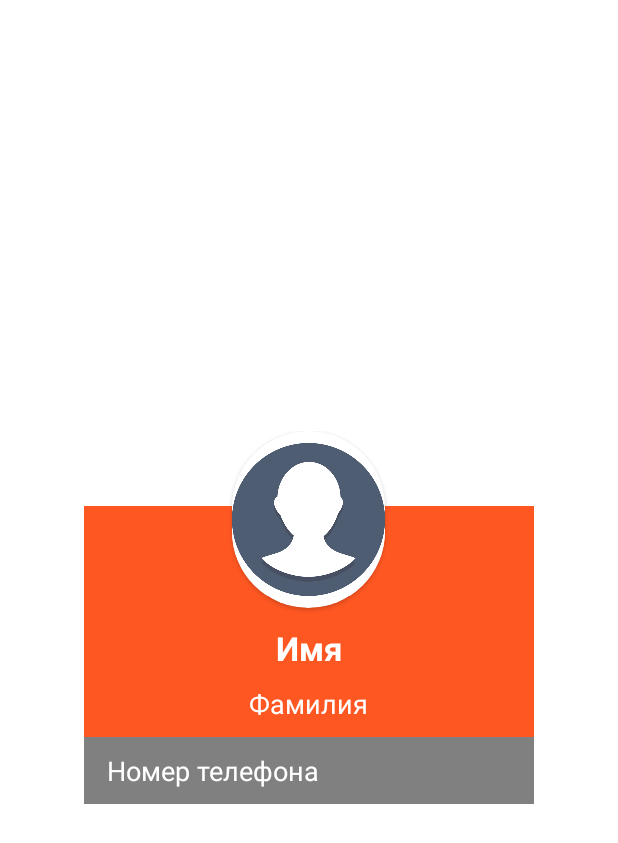
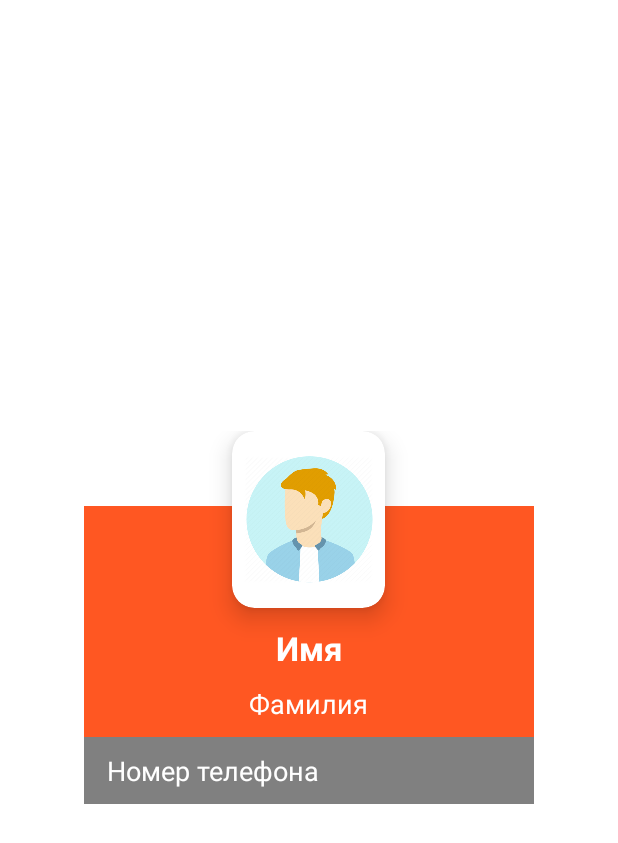
Before and after one commit to maxprof90/MyPhonebook, an Android app: the layout detail_contact_dialog.xml on its own in the app's theme, with its tools: preview values and no code run, on a phone screen of 412 x 824 dp. Shown: the top 843 px of the screen. Run offline under Robolectric (Android 15) with nearby library versions, the phone set to English and light mode, and no system bars.

Commit message:
set hard avatar *fix dialog *add card view into activity

```diff
--- a/app/src/main/java/com/maxprof90/myphonebook/activities/AddContactsActivity.java
+++ b/app/src/main/java/com/maxprof90/myphonebook/activities/AddContactsActivity.java
@@ -1,10 +1,8 @@
 package com.maxprof90.myphonebook.activities;
 
 import android.os.Bundle;
-import android.view.View;
 import android.widget.Button;
 import android.widget.EditText;
-import android.widget.ImageView;
 import android.widget.Toast;
 
 import androidx.appcompat.app.AppCompatActivity;
@@ -28,7 +26,6 @@ public class AddContactsActivity extends AppCompatActivity {
             String name = ((EditText) findViewById(R.id.firstName)).getText().toString();
             String lastName = ((EditText) findViewById(R.id.lastName)).getText().toString();
             String phone = ((EditText) findViewById(R.id.editTextPhone)).getText().toString();
-            String avatar = ((ImageView) findViewById(R.id.imageView)).getDrawable().toString();
 
             if (name.isEmpty() || phone.isEmpty() || lastName.isEmpty()) {
                 Toast.makeText(AddContactsActivity.this, "Нужно заполнить поля", Toast.LENGTH_SHORT).show();
--- a/app/src/main/res/layout/detail_contact.xml
+++ b/app/src/main/res/layout/detail_contact_dialog.xml
@@ -59,18 +59,18 @@
         android:layout_height="wrap_content"
         android:layout_centerHorizontal="true"
         android:layout_alignParentTop="true"
-        app:cardCornerRadius="150dp"
-        android:elevation="10dp">
+        app:cardCornerRadius="15dp"
+        app:cardElevation="10dp">
 
 
         <ImageView
-
             android:layout_width="102dp"
             android:layout_height="118dp"
+            android:paddingStart="8dp"
+            android:paddingEnd="8dp"
             android:src="@drawable/avatar"
-            android:id="@+id/contactAvatar_detail"/>
+            android:id="@+id/contactAvatar_detail"
+            android:contentDescription="@null" />
 </androidx.cardview.widget.CardView>
 
-
-
 </RelativeLayout>
```
Also changed, not shown: app/src/main/java/com/maxprof90/myphonebook/adapters/ContactAdapter.java (+9 -13 lines), app/src/main/java/com/maxprof90/myphonebook/models/ContactData.java (+8 -10 lines), app/src/main/res/layout/contact_item.xml (+20 -13 lines), app/src/main/res/drawable-v24/avatar.png.
